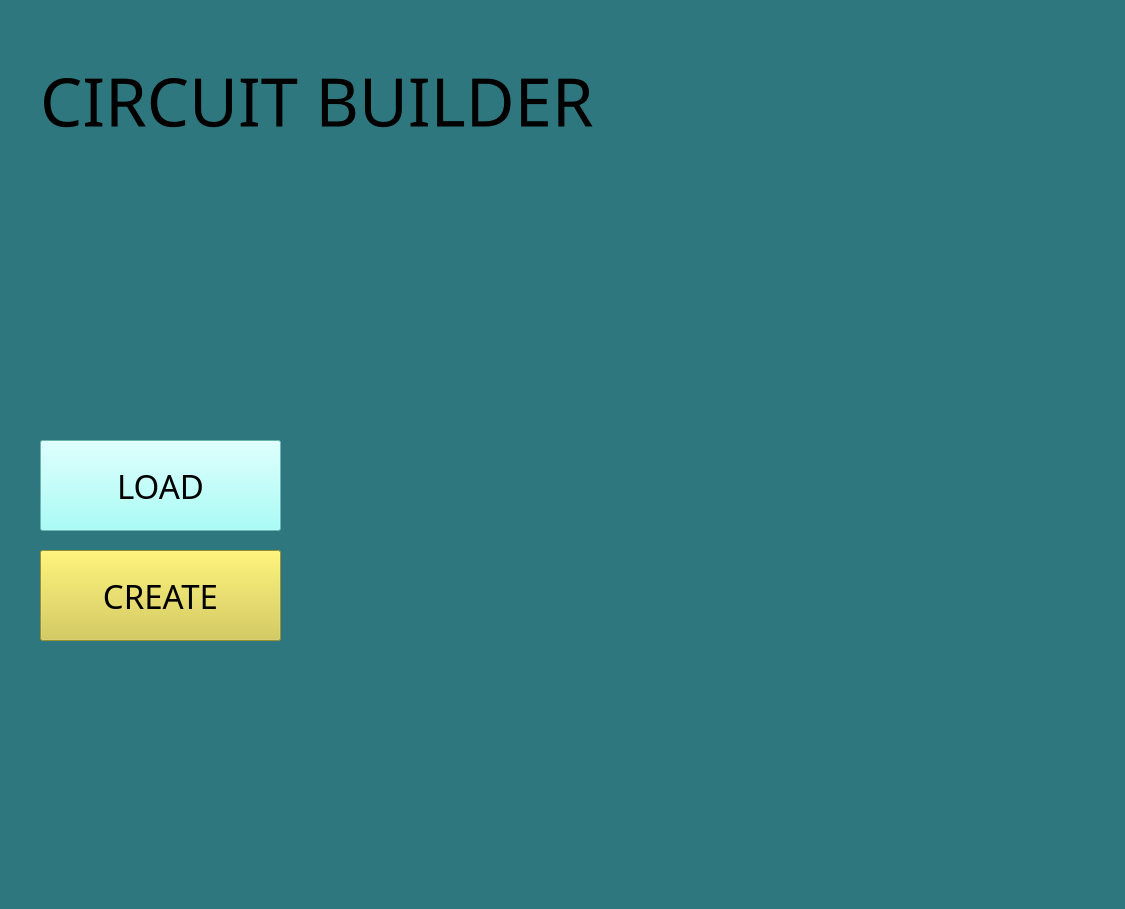
Quigonar/Circuit-Designer, file com/tec/source/GUI/Mainwindow.ui: the form before one commit.
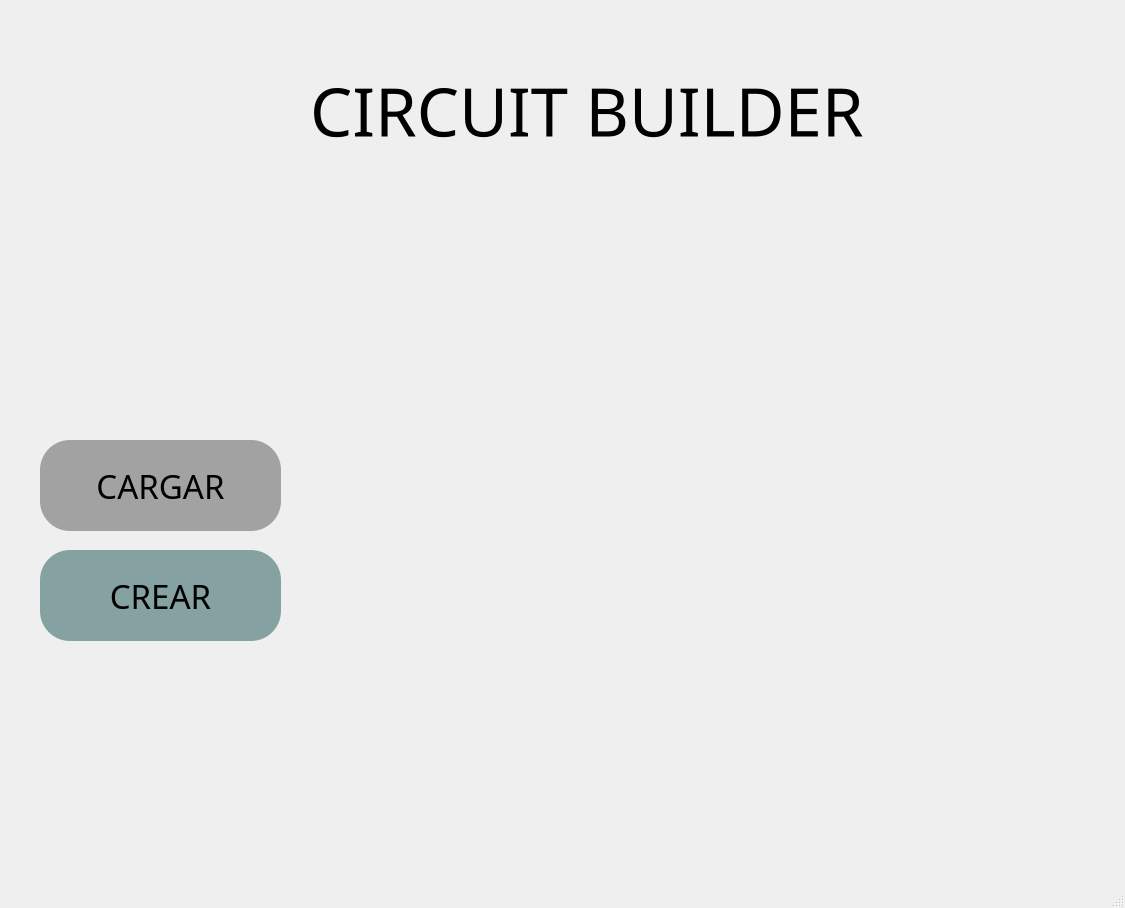
The form after the commit. Icons and pictures are not drawn.

```diff
--- a/com/tec/source/GUI/Mainwindow.ui
+++ b/com/tec/source/GUI/Mainwindow.ui
@@ -7,14 +7,14 @@
     <x>0</x>
     <y>0</y>
     <width>1125</width>
-    <height>909</height>
+    <height>908</height>
    </rect>
   </property>
   <property name="windowTitle">
    <string>MainWindow</string>
   </property>
   <property name="styleSheet">
-   <string notr="true">background-color: rgb(46, 119, 127);</string>
+   <string notr="true"/>
   </property>
   <widget class="QWidget" name="centralwidget">
    <widget class="QPushButton" name="loadButton">
@@ -33,10 +33,11 @@
      </font>
     </property>
     <property name="styleSheet">
-     <string notr="true">background-color: rgb(144, 255, 248);</string>
+     <string notr="true">background-color: rgb(162, 162, 162);
+border-radius: 30px;</string>
     </property>
     <property name="text">
-     <string>LOAD</string>
+     <string>CARGAR</string>
     </property>
    </widget>
    <widget class="QPushButton" name="createButton">
@@ -55,17 +56,18 @@
      </font>
     </property>
     <property name="styleSheet">
-     <string notr="true">background-color: rgb(213, 201, 66);</string>
+     <string notr="true">background-color: rgb(133, 161, 161);
+border-radius: 30px;l</string>
     </property>
     <property name="text">
-     <string>CREATE</string>
+     <string>CREAR</string>
     </property>
    </widget>
    <widget class="QLabel" name="label">
     <property name="geometry">
      <rect>
-      <x>40</x>
-      <y>20</y>
+      <x>310</x>
+      <y>30</y>
       <width>721</width>
       <height>161</height>
      </rect>
@@ -80,6 +82,26 @@
      <string>CIRCUIT BUILDER</string>
     </property>
    </widget>
+   <widget class="QLabel" name="label_2">
+    <property name="geometry">
+     <rect>
+      <x>-10</x>
+      <y>-30</y>
+      <width>1151</width>
+      <height>951</height>
+     </rect>
+    </property>
+    <property name="styleSheet">
+     <string notr="true">image: url(:/bback/iprincipal.png);</string>
+    </property>
+    <property name="text">
+     <string/>
+    </property>
+   </widget>
+   <zorder>label_2</zorder>
+   <zorder>loadButton</zorder>
+   <zorder>createButton</zorder>
+   <zorder>label</zorder>
   </widget>
   <widget class="QStatusBar" name="statusbar"/>
  </widget>
```
Left out of the diff: 4 changed lines with no effect on the pictures.
